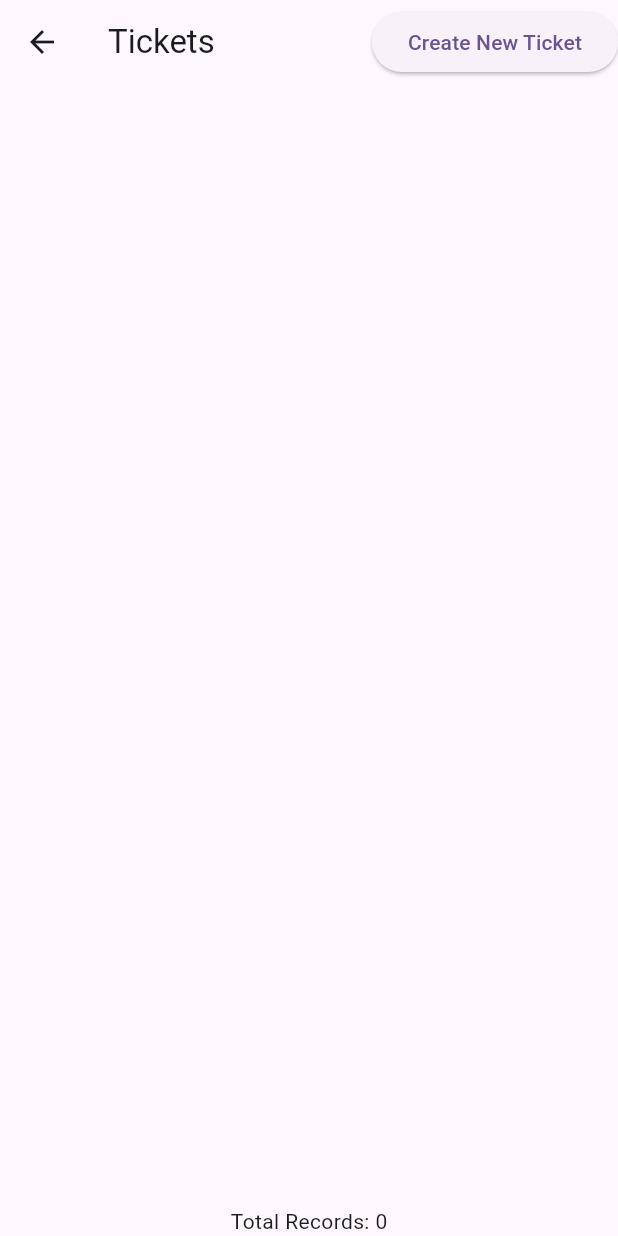
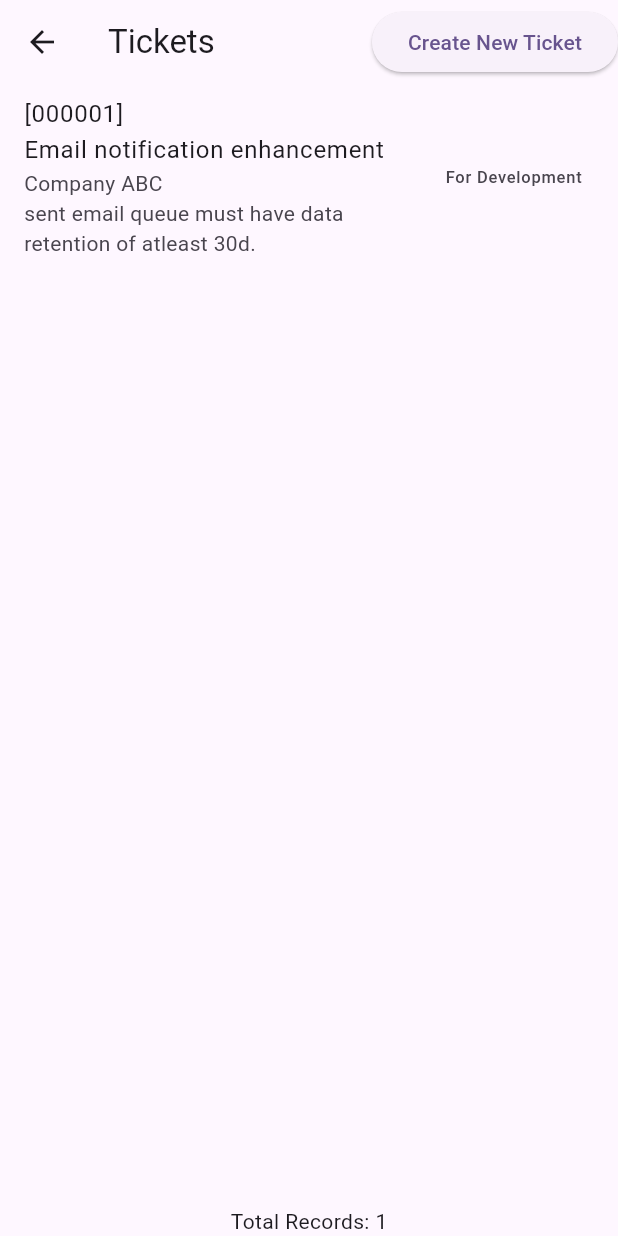
Before and after one commit to reke592/bloc_practice, a Flutter app: the TicketListScreen screen opened by its route, on a phone screen of 412 x 824 dp. Run offline on Flutter 3.47's test engine with Material 2 defaults, Android fonts, the phone set to English and light mode, and no system bars; our stand-ins replace bloc_concurrency, equatable, flutter_bloc, go_router, rxdart, shimmer.

Commit message:
adjust ui

```diff
--- a/lib/src/tickets/data/tickets_memory_repository.dart
+++ b/lib/src/tickets/data/tickets_memory_repository.dart
@@ -6,7 +6,15 @@ import 'package:bloc_practice/src/tickets/domain/models/ticket_status.dart';
 
 /// for testing purpose
 class TicketsMemoryRepository extends BaseTicketRepository {
-  final List<Ticket> _tickets = [];
+  final List<Ticket> _tickets = [
+    Ticket(
+      id: TicketId(value: 1, isTemporary: false),
+      client: 'Company ABC',
+      title: 'Email notification enhancement',
+      narration: 'sent email queue must have data retention of atleast 30d.',
+      status: 'For Development',
+    )
+  ];
   final Map<TicketId, List<TicketHistory>> _history = {};
   final List<TicketStatus> _statuses = [
     TicketStatus(name: 'Open'),
--- a/lib/src/tickets/domain/models/ticket.dart
+++ b/lib/src/tickets/domain/models/ticket.dart
@@ -23,6 +23,7 @@ class TicketId extends EntityId<int> {
 @immutable
 class Ticket extends Entity<TicketId> {
   final TicketStates mutation;
+  final String client;
   final String title;
   final String narration;
   final String status;
@@ -34,6 +35,7 @@ class Ticket extends Entity<TicketId> {
   const Ticket({
     required super.id,
     this.mutation = TicketStates.initial,
+    this.client = '',
     this.title = '',
     this.narration = '',
     this.status = '',
@@ -58,6 +60,7 @@ class Ticket extends Entity<TicketId> {
   Ticket copyWith({
     required TicketStates mutation,
     TicketId? id,
+    String? client,
     String? title,
     String? narration,
     String? status,
@@ -66,10 +69,16 @@ class Ticket extends Entity<TicketId> {
       Ticket(
         mutation: mutation,
         id: id ?? this.id,
+        client: client ?? this.client,
         title: title ?? this.title,
         narration: narration ?? this.narration,
         status: status ?? this.status,
         history: history ?? this.history,
+      );
+
+  Ticket setClient(String client) => copyWith(
+        mutation: TicketStates.modified,
+        client: client,
       );
 
   Ticket setTitle(String title) => copyWith(
--- a/lib/src/tickets/presentation/form/widgets/input_narration.dart
+++ b/lib/src/tickets/presentation/form/widgets/input_narration.dart
@@ -21,6 +21,10 @@ class InputNarration extends StatelessWidget {
           controller: controller,
           minLines: 3,
           maxLines: 3,
+          decoration: const InputDecoration(
+            label: Text('Narration'),
+            border: OutlineInputBorder(),
+          ),
           onChanged: !readOnly
               ? (value) {
                   bloc.add(UpdateNarration(value));
--- a/lib/src/tickets/presentation/form/widgets/input_title.dart
+++ b/lib/src/tickets/presentation/form/widgets/input_title.dart
@@ -18,6 +18,10 @@ class InputTitle extends StatelessWidget {
         return TextField(
           readOnly: readOnly,
           controller: controller,
+          decoration: const InputDecoration(
+            label: Text('Title'),
+            border: OutlineInputBorder(),
+          ),
           onChanged: !readOnly
               ? (value) {
                   context.read<TicketFormBloc>().add(UpdateTitle(value));
--- /dev/null
+++ b/lib/src/tickets/presentation/widgets/ticket_number.dart
@@ -0,0 +1,20 @@
+import 'package:bloc_practice/src/tickets/domain/models/ticket.dart';
+import 'package:flutter/material.dart';
+
+class TicketNumber extends StatelessWidget {
+  final TicketId id;
+  final TextStyle? style;
+
+  const TicketNumber({
+    super.key,
+    required this.id,
+    this.style,
+  });
+
+  @override
+  Widget build(BuildContext context) {
+    return id.isTemporary
+        ? Text('$id', style: style)
+        : Text('[${id.value.toString().padLeft(6, '0')}]', style: style);
+  }
+}
--- a/lib/src/tickets/presentation/widgets/ticket_status_dropdown.dart
+++ b/lib/src/tickets/presentation/widgets/ticket_status_dropdown.dart
@@ -24,6 +24,8 @@ class TicketStatusDropdown extends StatelessWidget {
         }
         bool isLoading = state.mutation == StatusOptionStates.loading;
         return DropdownButton<String>(
+          underline: Container(),
+          borderRadius: BorderRadius.circular(8),
           value: value?.isEmpty ?? true ? null : value,
           hint: const Text('Ticket Status'),
           items: [
```
Also changed, not shown: lib/src/common/extensions.dart (+5 -8 lines), lib/src/tickets/presentation/form/ticket_form_screen.dart (+41 -8 lines), lib/src/tickets/presentation/list/ticket_list_screen.dart (+15 -2 lines).
